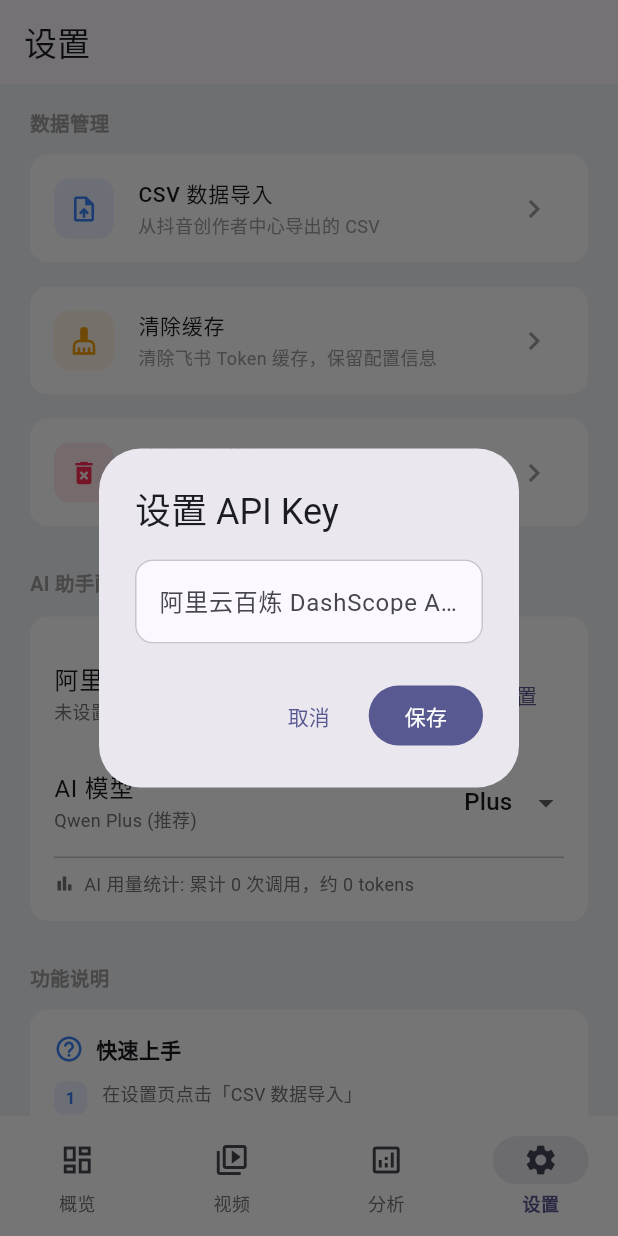
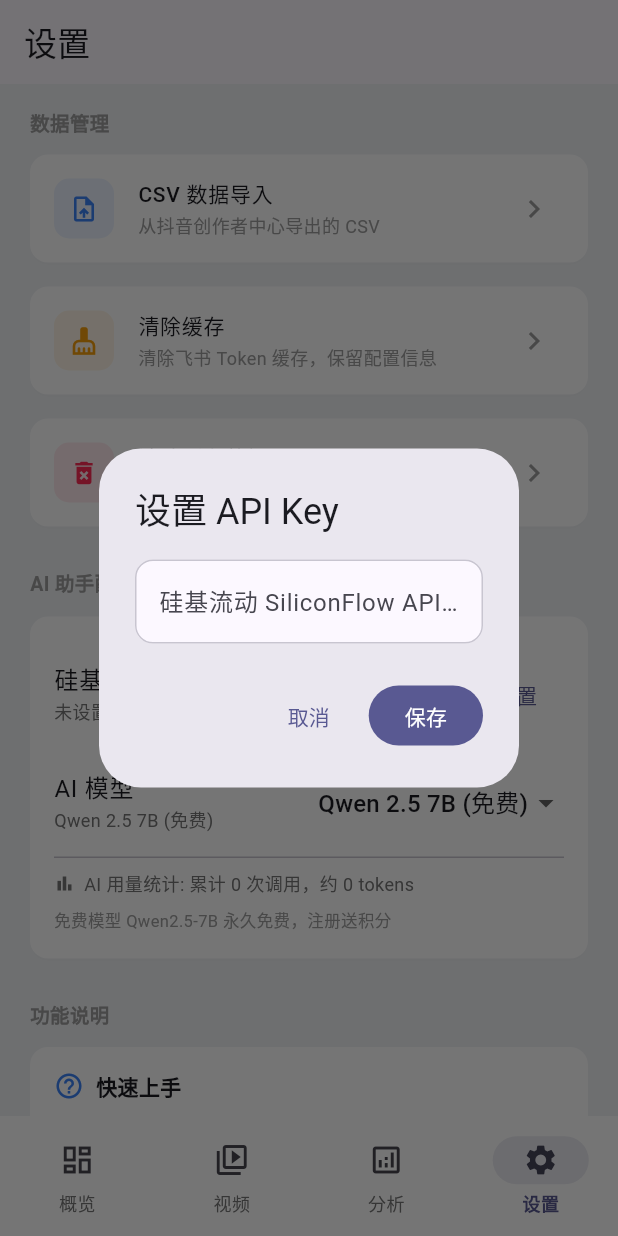
Before and after one commit to 6Gzhang/douyin-analytics, a Flutter app: the AiAssistantPage screen opened by its route, after a tap on "前往设置", after a tap on "设置", on a phone screen of 412 x 824 dp. Run offline on Flutter 3.47's test engine with Material 3 defaults, Android fonts, the phone set to English and light mode, and no system bars; our stand-ins replace csv, file_picker, fl_chart, flutter_riverpod, flutter_secure_storage, go_router and 2 more; accounts and stored records are empty.

Commit message:
feat: 切换到硅基流动免费Qwen2.5-7B API，优化视频列表和分析页面布局

```diff
--- a/lib/core/constants.dart
+++ b/lib/core/constants.dart
@@ -33,7 +33,9 @@
   static const String hideTutorial = 'hide_tutorial';
   static const String dashscopeApiKey = 'dashscope_api_key';
   static const String dashscopeModel = 'dashscope_model';
+  static const String siliconflowApiKey = 'siliconflow_api_key';
+  static const String siliconflowModel = 'siliconflow_model';
   static const String aiUsageCount = 'ai_usage_count';
   static const String aiEstimatedTokens = 'ai_estimated_tokens';
-  static const String defaultModel = 'qwen-plus';
+  static const String defaultModel = 'Qwen/Qwen2.5-7B-Instruct';
 }
--- a/lib/features/reports/reports_page.dart
+++ b/lib/features/reports/reports_page.dart
@@ -69,13 +69,13 @@
         title: const Text('数据报告'),
       ),
       body: Padding(
-        padding: const EdgeInsets.all(16),
+        padding: const EdgeInsets.all(12),
         child: GridView.builder(
           gridDelegate: const SliverGridDelegateWithFixedCrossAxisCount(
-            crossAxisCount: 2,
-            mainAxisSpacing: 12,
-            crossAxisSpacing: 12,
-            childAspectRatio: 1.25,
+            crossAxisCount: 3,
+            mainAxisSpacing: 10,
+            crossAxisSpacing: 10,
+            childAspectRatio: 0.95,
           ),
           itemCount: _reports.length,
           itemBuilder: (context, index) {
--- a/lib/features/settings/settings_page.dart
+++ b/lib/features/settings/settings_page.dart
@@ -35,8 +35,8 @@
   Future<void> _loadAiConfig() async {
     final sp = await SharedPreferences.getInstance();
     setState(() {
-      _apiKey = sp.getString(SpKeys.dashscopeApiKey) ?? '';
-      _selectedModel = sp.getString(SpKeys.dashscopeModel) ?? SpKeys.defaultModel;
+      _apiKey = sp.getString(SpKeys.siliconflowApiKey) ?? '';
+      _selectedModel = sp.getString(SpKeys.siliconflowModel) ?? SpKeys.defaultModel;
       _aiUsageCount = sp.getInt(SpKeys.aiUsageCount) ?? 0;
       _aiEstimatedTokens = sp.getInt(SpKeys.aiEstimatedTokens) ?? 0;
     });
@@ -197,7 +197,7 @@
     }
   }
 
-  // ---- 清除缓存 ----
+  // ---- AI 配置 ----
   Widget _buildAiConfigSection() {
     return Card(
       child: Padding(
@@ -208,10 +208,10 @@
             // API Key
             ListTile(
               contentPadding: EdgeInsets.zero,
-              title: const Text('阿里云百炼 API Key'),
+              title: const Text('硅基流动 API Key'),
               subtitle: Text(_apiKey.isNotEmpty
                   ? '${_apiKey.substring(0, 8)}****${_apiKey.length > 12 ? _apiKey.substring(_apiKey.length - 4) : ""}'
-                  : '未设置',
+                  : '未设置（免费使用 Qwen2.5-7B）',
                   style: TextStyle(fontSize: 12, color: Colors.grey[600])),
               trailing: TextButton(
                 onPressed: _editApiKey,
@@ -228,9 +228,9 @@
                 value: _selectedModel,
                 underline: const SizedBox(),
                 items: const [
-                  DropdownMenuItem(value: 'qwen-turbo', child: Text('Turbo')),
-                  DropdownMenuItem(value: 'qwen-plus', child: Text('Plus')),
-                  DropdownMenuItem(value: 'qwen-max', child: Text('Max')),
+                  DropdownMenuItem(value: 'Qwen/Qwen2.5-7B-Instruct', child: Text('Qwen 2.5 7B (免费)')),
+                  DropdownMenuItem(value: 'Qwen/Qwen2.5-14B-Instruct', child: Text('Qwen 2.5 14B')),
+                  DropdownMenuItem(value: 'Qwen/Qwen2.5-72B-Instruct', child: Text('Qwen 2.5 72B')),
                 ],
                 onChanged: (v) {
                   if (v != null) _setModel(v);
@@ -248,6 +248,9 @@
                     style: TextStyle(fontSize: 12, color: Colors.grey[600])),
               ],
             ),
+            const SizedBox(height: 8),
+            Text('免费模型 Qwen2.5-7B 永久免费，注册送积分',
+                style: TextStyle(fontSize: 11, color: Colors.grey[500])),
           ],
         ),
       ),
@@ -256,9 +259,9 @@
 
   String _modelDisplayName() {
     switch (_selectedModel) {
-      case 'qwen-turbo': return 'Qwen Turbo (轻量)';
-      case 'qwen-plus': return 'Qwen Plus (推荐)';
-      case 'qwen-max': return 'Qwen Max (最強)';
+      case 'Qwen/Qwen2.5-7B-Instruct': return 'Qwen 2.5 7B (免费)';
+      case 'Qwen/Qwen2.5-14B-Instruct': return 'Qwen 2.5 14B';
+      case 'Qwen/Qwen2.5-72B-Instruct': return 'Qwen 2.5 72B';
       default: return _selectedModel;
     }
   }
@@ -273,7 +276,7 @@
           controller: ctrl,
           decoration: const InputDecoration(
             hintText: 'sk-xxxxxxxxxxxxxxxx',
-            labelText: '阿里云百炼 DashScope API Key',
+            labelText: '硅基流动 SiliconFlow API Key',
           ),
           obscureText: true,
         ),
@@ -285,7 +288,7 @@
     );
     if (result != null && mounted) {
       final sp = await SharedPreferences.getInstance();
-      await sp.setString(SpKeys.dashscopeApiKey, result);
+      await sp.setString(SpKeys.siliconflowApiKey, result);
       AiService.instance.updateApiKey(result);
       setState(() => _apiKey = result);
     }
@@ -293,7 +296,7 @@
 
   Future<void> _setModel(String model) async {
     final sp = await SharedPreferences.getInstance();
-    await sp.setString(SpKeys.dashscopeModel, model);
+    await sp.setString(SpKeys.siliconflowModel, model);
     AiService.instance.setModel(model);
     setState(() => _selectedModel = model);
   }
--- a/lib/features/video_list/video_list_page.dart
+++ b/lib/features/video_list/video_list_page.dart
@@ -157,25 +157,11 @@
 
     return Card(
       margin: const EdgeInsets.only(bottom: 8),
-      child: InkWell(
-        borderRadius: BorderRadius.circular(12),
-        onTap: () => context.push('/video/${v['id']}'),
       child: Padding(
         padding: const EdgeInsets.all(12),
         child: Row(
           crossAxisAlignment: CrossAxisAlignment.start,
           children: [
-              Container(
-                width: 72,
-                height: 96,
-                decoration: BoxDecoration(
-                  color: Colors.grey.withValues(alpha: 0.12),
-                  borderRadius: BorderRadius.circular(8),
-                ),
-                child: const Icon(Icons.play_circle_outline,
-                    size: 28, color: Colors.grey),
-              ),
-              const SizedBox(width: 12),
             Expanded(
               child: Column(
                 crossAxisAlignment: CrossAxisAlignment.start,
@@ -200,9 +186,7 @@
                 ],
               ),
             ),
-              Icon(Icons.chevron_right, size: 18, color: Colors.grey[400]),
           ],
-          ),
         ),
       ),
     );
--- a/lib/services/ai_service.dart
+++ b/lib/services/ai_service.dart
@@ -6,30 +6,30 @@
   AiService._();
   static final AiService instance = AiService._();
 
-  static const String _endpoint =
-      'https://dashscope.aliyuncs.com/compatible-mode/v1/chat/completions';
-  static const String _defaultModel = 'qwen-plus';
+  // SiliconFlow API (免费 Qwen2.5-7B)
+  static const String _endpoint = 'https://api.siliconflow.cn/v1/chat/completions';
+  static const String _defaultModel = 'Qwen/Qwen2.5-7B-Instruct';
 
   Future<String?> _getApiKey() async {
     final prefs = await SharedPreferences.getInstance();
-    return prefs.getString('dashscope_api_key');
+    return prefs.getString('siliconflow_api_key');
   }
 
   Future<String> _getModel() async {
     final prefs = await SharedPreferences.getInstance();
-    return prefs.getString('dashscope_model') ?? _defaultModel;
+    return prefs.getString('siliconflow_model') ?? _defaultModel;
   }
 
   /// Update API key (called from settings page)
   Future<void> updateApiKey(String key) async {
     final prefs = await SharedPreferences.getInstance();
-    await prefs.setString('dashscope_api_key', key);
+    await prefs.setString('siliconflow_api_key', key);
   }
 
   /// Set model (called from settings page)
   Future<void> setModel(String model) async {
     final prefs = await SharedPreferences.getInstance();
-    await prefs.setString('dashscope_model', model);
+    await prefs.setString('siliconflow_model', model);
   }
 
   /// Increase AI usage counter
@@ -50,7 +50,7 @@
   Future<String> chat(String systemPrompt, String userMessage) async {
     final apiKey = await _getApiKey();
     if (apiKey == null || apiKey.isEmpty) {
-      return '请先在设置页配置阿里云百炼 API Key（免费注册送 100 万 Tokens）。';
+      return '请先在设置页配置硅基流动 API Key（免费使用 Qwen2.5-7B）。';
     }
     final model = await _getModel();
 
@@ -68,7 +68,7 @@
             {'role': 'user', 'content': userMessage},
           ],
         }),
-      ).timeout(const Duration(seconds: 30));
+      ).timeout(const Duration(seconds: 60));
 
       if (response.statusCode == 200) {
         final body = jsonDecode(response.body);
@@ -83,10 +83,10 @@
             body['message'] as String? ??
             'HTTP ${response.statusCode}';
         if (response.statusCode == 401 || response.statusCode == 403) {
-          return 'API Key 无效或已过期，请在设置页更新阿里云百炼 API Key。';
+          return 'API Key 无效或已过期，请在设置页更新硅基流动 API Key。';
         }
         if (msg.contains('quota') || msg.contains('insufficient')) {
-          return 'API 额度已耗尽，请前往阿里云百炼控制台查看用量。';
+          return 'API 额度已耗尽，请前往硅基流动控制台查看用量。';
         }
         return 'AI 服务请求失败: $msg';
       }
```
Also changed, not shown: pubspec.lock, 5 other files. Lines whose indentation alone changed are shown as unchanged.
